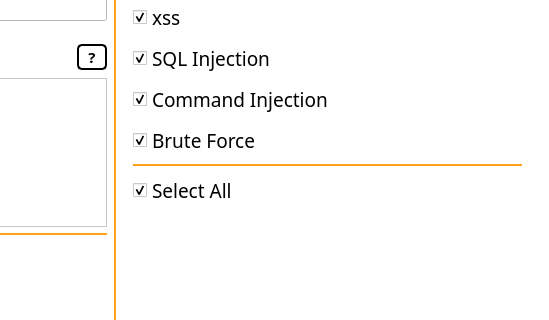
This is GUI/main_page.ui in NASA-BOY/Xpolit-hub as Qt 5 draws it before an edit; both pictures show x 486 to 1035 and y 119 to 439 of the 1035 by 668 pixel window. The edited form follows.
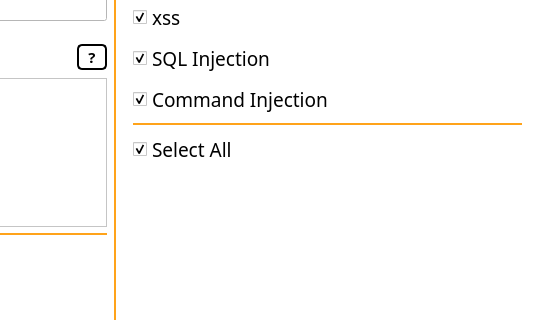
This is the edited form. The open tabs and pages were chosen to show the change. Icons and pictures are not drawn.

```diff
--- a/GUI/main_page.ui
+++ b/GUI/main_page.ui
@@ -1255,52 +1255,6 @@
                   </property>
                  </widget>
                 </item>
-                <item>
-                 <widget class="QCheckBox" name="brute_force_box">
-                  <property name="enabled">
-                   <bool>true</bool>
-                  </property>
-                  <property name="minimumSize">
-                   <size>
-                    <width>0</width>
-                    <height>35</height>
-                   </size>
-                  </property>
-                  <property name="font">
-                   <font>
-                    <family>Copperplate Gothic Bold</family>
-                    <pointsize>14</pointsize>
-                   </font>
-                  </property>
-                  <property name="styleSheet">
-                   <string notr="true"/>
-                  </property>
-                  <property name="text">
-                   <string>Brute Force</string>
-                  </property>
-                  <property name="iconSize">
-                   <size>
-                    <width>16</width>
-                    <height>16</height>
-                   </size>
-                  </property>
-                  <property name="checkable">
-                   <bool>true</bool>
-                  </property>
-                  <property name="checked">
-                   <bool>true</bool>
-                  </property>
-                  <property name="autoRepeat">
-                   <bool>false</bool>
-                  </property>
-                  <property name="autoExclusive">
-                   <bool>false</bool>
-                  </property>
-                  <property name="tristate">
-                   <bool>false</bool>
-                  </property>
-                 </widget>
-                </item>
                 <item>
                  <widget class="Line" name="line_13">
                   <property name="enabled">
```
Left out of the diff: 4 changed lines with no effect on the pictures.
